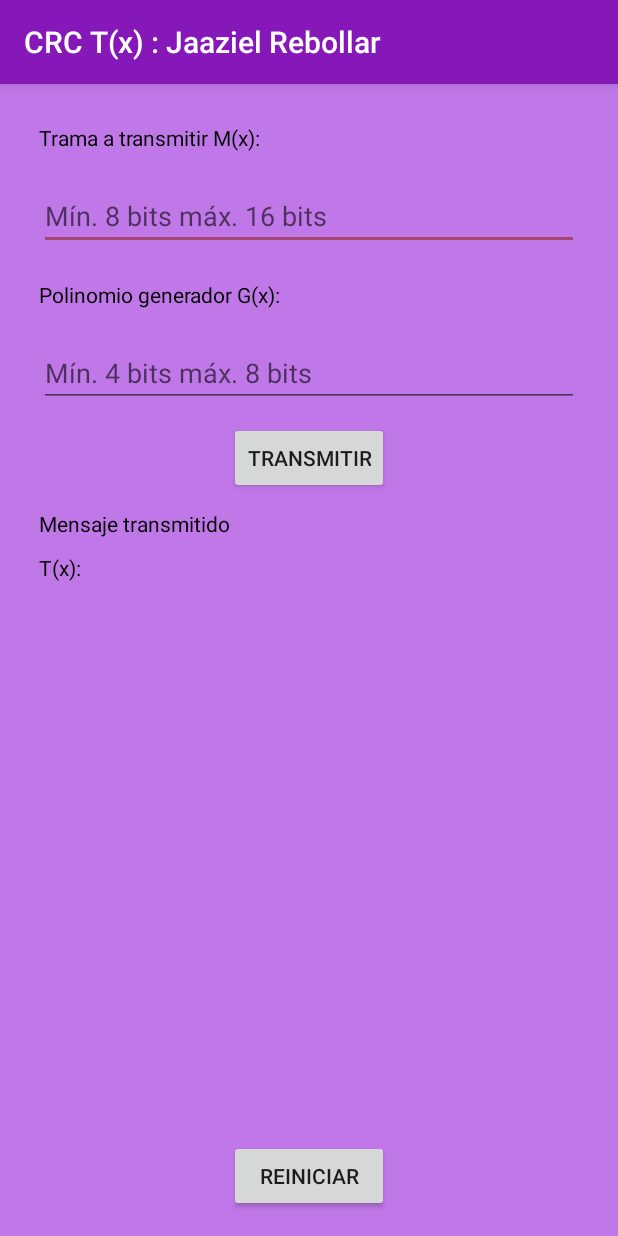
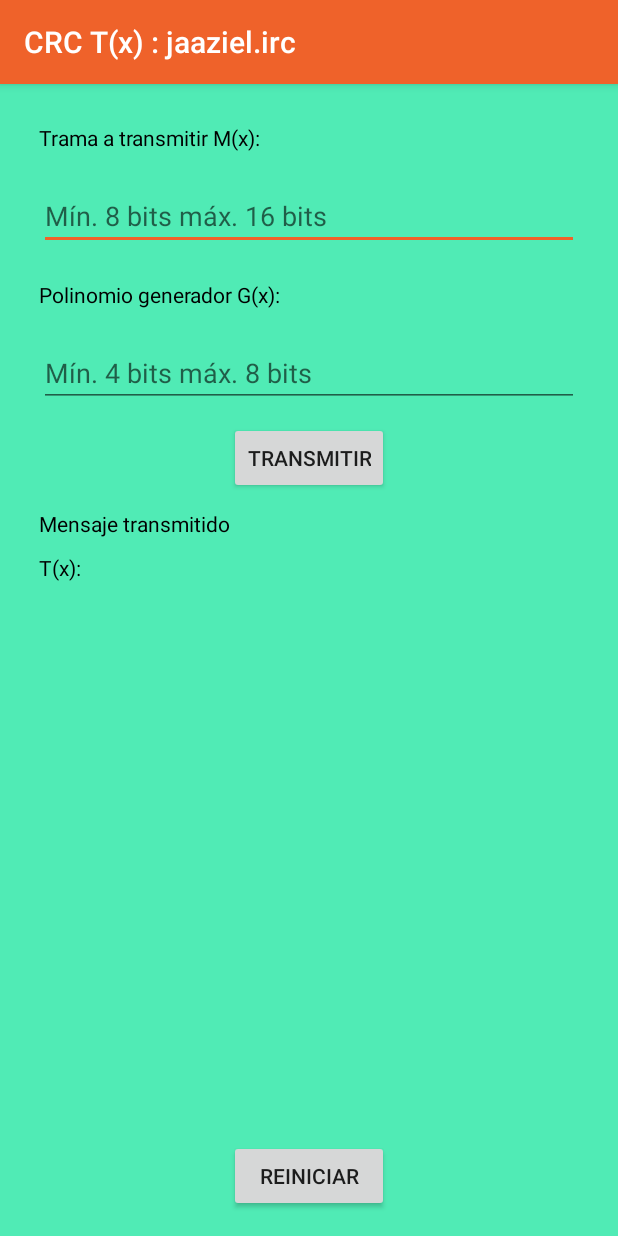
Before and after one commit to jaaxdev/MVP-CRCtx, an Android app: the screen it shows after launch (MainActivity), on a phone screen of 412 x 824 dp. Run offline under Robolectric (Android 15) with nearby library versions, the phone set to English and light mode, and no system bars.

Commit message:
Cambios en la GUI Corrección en algunos métodos v1.1

```diff
--- a/app/build.gradle
+++ b/app/build.gradle
@@ -7,7 +7,7 @@ android {
         minSdkVersion 15
         targetSdkVersion 27
         versionCode 1
-        versionName "1.0"
+        versionName "1.1"
         testInstrumentationRunner "android.support.test.runner.AndroidJUnitRunner"
     }
     buildTypes {
--- a/app/src/main/AndroidManifest.xml
+++ b/app/src/main/AndroidManifest.xml
@@ -5,11 +5,12 @@
     <application
         android:allowBackup="true"
         android:icon="@drawable/ic_launcher"
-        android:label="@string/app_name"
+        android:label="CRC Tx"
         android:roundIcon="@mipmap/ic_launcher_round"
         android:supportsRtl="true"
         android:theme="@style/AppTheme">
-        <activity android:name=".MainActivity">
+        <activity android:name=".MainActivity"
+            android:label="@string/app_name">
             <intent-filter>
                 <action android:name="android.intent.action.MAIN" />
 
--- a/app/src/main/java/com/jaaziel/irc/crc_tx/MainActivity.java
+++ b/app/src/main/java/com/jaaziel/irc/crc_tx/MainActivity.java
@@ -1,4 +1,10 @@
 package com.jaaziel.irc.crc_tx;
+
+/*
+ *
+ * Autor: Jaaziel Isai Rebollar Calzada
+ *
+ */
 
 import android.support.v7.app.AppCompatActivity;
 import android.os.Bundle;
@@ -15,26 +21,33 @@ public class MainActivity extends AppCompatActivity {
     Button transmitir, reiniciar;
     EditText mx, gx;
     TextView resultado;
-    boolean tmx=false, tgx=false;
+    boolean tmx, tgx;
     char[] array, arraye;
     int rx;
     String m1, g1;
-    private ArrayList <Integer> Mx = new ArrayList <> ( );
-    private ArrayList <Integer> Gx = new ArrayList <> ( );
-    private ArrayList <Integer> res = new ArrayList <> ( );
-    private ArrayList <Integer> tmp = new ArrayList <> ( );
+    private ArrayList <Integer> Mx;
+    private ArrayList <Integer> Gx;
+    private ArrayList <Integer> res;
+    private ArrayList <Integer> tmp;
 
     @Override
     protected void onCreate(Bundle savedInstanceState) {
         super.onCreate(savedInstanceState);
         setContentView(R.layout.activity_main);
 
-        resultado = (TextView)findViewById(R.id.resultado);
-        mx = (EditText)findViewById(R.id.enter_mx);
-        gx = (EditText)findViewById(R.id.enter_gx);
-        transmitir = (Button)findViewById(R.id.transmitir);
-        reiniciar = (Button)findViewById(R.id.reiniciar);
+        resultado = findViewById(R.id.resultado);
+        mx = findViewById(R.id.enter_mx);
+        gx = findViewById(R.id.enter_gx);
+        transmitir = findViewById(R.id.transmitir);
+        reiniciar = findViewById(R.id.reiniciar);
+        Mx = new ArrayList <> (0);
+        Gx = new ArrayList <> (0);
+        res = new ArrayList <> (0);
+        tmp = new ArrayList <> (0);
 
+        onClickButton();
+    }
+    private void onClickButton(){
         reiniciar.setOnClickListener(new View.OnClickListener() {
             @Override
             public void onClick(View v) {
@@ -65,7 +78,7 @@ public class MainActivity extends AppCompatActivity {
             }
         });
     }
-    public void verMx( String str ){
+    private void verMx( String str ){
         Toast toast = Toast.makeText(MainActivity.this,"M(x):\nMínimo 8 bits, máximo 16", Toast.LENGTH_SHORT );
         Toast toaste = Toast.makeText(MainActivity.this,"M(x):\nIngresa un número binario válido", Toast.LENGTH_SHORT );
 
@@ -74,7 +87,6 @@ public class MainActivity extends AppCompatActivity {
         if( arraye.length!=0 ){
             if( (arraye.length < 8)||(arraye.length > 16) ) {
                 toast.show();
-                return;
             } else {
                 for( int i=0; i<arraye.length; i++ ) {
                     if ( !((arraye[i] == '0') || (arraye[i] == '1')) ) {
@@ -86,7 +98,7 @@ public class MainActivity extends AppCompatActivity {
             }
         }
     }
-    public void verGx( String st ){
+    private void verGx( String st ){
         Toast toast = Toast.makeText(MainActivity.this,"G(x):\nMínimo 4 bits, máximo 8", Toast.LENGTH_SHORT );
         Toast toaste = Toast.makeText(MainActivity.this,"G(x):\nIngresa un número binario válido", Toast.LENGTH_SHORT );
         array = st.toCharArray();
@@ -98,7 +110,6 @@ public class MainActivity extends AppCompatActivity {
             }
             if( (array.length < 4)||(array.length > 8) ) {
                 toast.show();
-                return;
             } else {
                 for( int i=0; i<array.length; i++ ) {
                     if( !((array[i] == '0') || (array[i] == '1')) ) {
@@ -111,7 +122,7 @@ public class MainActivity extends AppCompatActivity {
         }
     }
     //-------------------------------------------------------------------------
-    public void proceso( String sm, String sg ) {
+    private void proceso( String sm, String sg ) {
         Mx.clear();
         Gx.clear();
         for( int i=0; i<sm.length(); i++ ){
@@ -135,7 +146,7 @@ public class MainActivity extends AppCompatActivity {
             Mx.add ( 0 );
 
         for (int i = 0; i < rx; i++) {
-            if (Gx.get (i) == Mx.get (i)) res.add (0);
+            if (Gx.get (i).equals(Mx.get (i))) res.add (0);
             else res.add (1);
         }
 
@@ -168,13 +179,13 @@ public class MainActivity extends AppCompatActivity {
         resultado.setText(ls);
     }
 
-    public void division() {
+    private void division() {
         tmp.clear ( );
         for (int i = 0; i < res.size ( ); i++)
             tmp.add (res.get (i) );
         res.clear ( );
         for (int j = 0; j < tmp.size ( ); j++) {
-            if ( Gx.get (j) == tmp.get (j) ) res.add (0);
+            if ( Gx.get (j).equals(tmp.get (j) )) res.add (0);
             else  res.add (1);
         }
     }
--- a/app/src/main/res/layout/activity_main.xml
+++ b/app/src/main/res/layout/activity_main.xml
@@ -7,7 +7,7 @@
     android:paddingLeft="16dp"
     android:paddingRight="16dp"
     android:paddingTop="16dp"
-    android:background="@color/violeta"
+    android:background="@color/azul_polar"
     tools:context="com.jaaziel.irc.crc_tx.MainActivity">
 
     <TextView
@@ -24,7 +24,7 @@
         android:layout_height="wrap_content"
         android:layout_margin="10dp"
         android:layout_below="@+id/mx"
-        android:textColor="@color/colorAccent"
+        android:textColor="@color/rojo"
         android:hint="@string/minmax816"
         android:inputType="number"/>
 
@@ -43,7 +43,7 @@
         android:layout_height="wrap_content"
         android:layout_margin="10dp"
         android:layout_below="@id/gx"
-        android:textColor="@color/colorAccent"
+        android:textColor="@color/rojo"
         android:hint="@string/minmax48"
         android:inputType="number"/>
 
--- a/app/src/main/res/values/strings.xml
+++ b/app/src/main/res/values/strings.xml
@@ -1,5 +1,5 @@
 <resources>
-    <string name="app_name">CRC T(x) : Jaaziel Rebollar</string>
+    <string name="app_name">CRC T(x) : jaaziel.irc</string> <!--Cambia este nombre con el tuyo-->
     <string name="transmitir">Trama a transmitir M(x):</string>
     <string name="minmax48">Mín. 4 bits máx. 8 bits</string>
     <string name="minmax816">Mín. 8 bits máx. 16 bits</string>
--- a/app/src/main/res/values/styles.xml
+++ b/app/src/main/res/values/styles.xml
@@ -3,9 +3,9 @@
     <!-- Base application theme. -->
     <style name="AppTheme" parent="Theme.AppCompat.Light.DarkActionBar">
         <!-- Customize your theme here. -->
-        <item name="colorPrimary">@color/colorPrimary</item>
-        <item name="colorPrimaryDark">@color/colorPrimaryDark</item>
-        <item name="colorAccent">@color/colorAccent</item>
+        <item name="colorPrimary">@color/naranja</item>
+        <item name="colorPrimaryDark">@color/naranja</item>
+        <item name="colorAccent">@color/naranja</item>
     </style>
 
 </resources>
```
